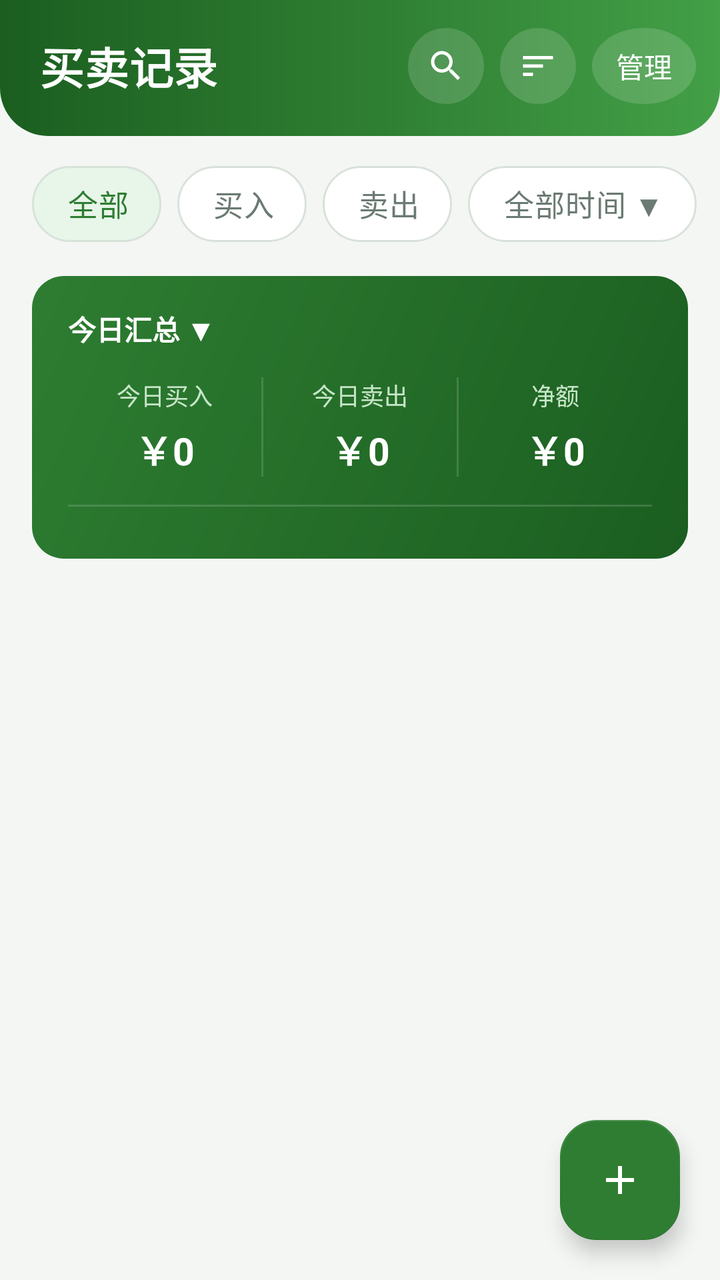
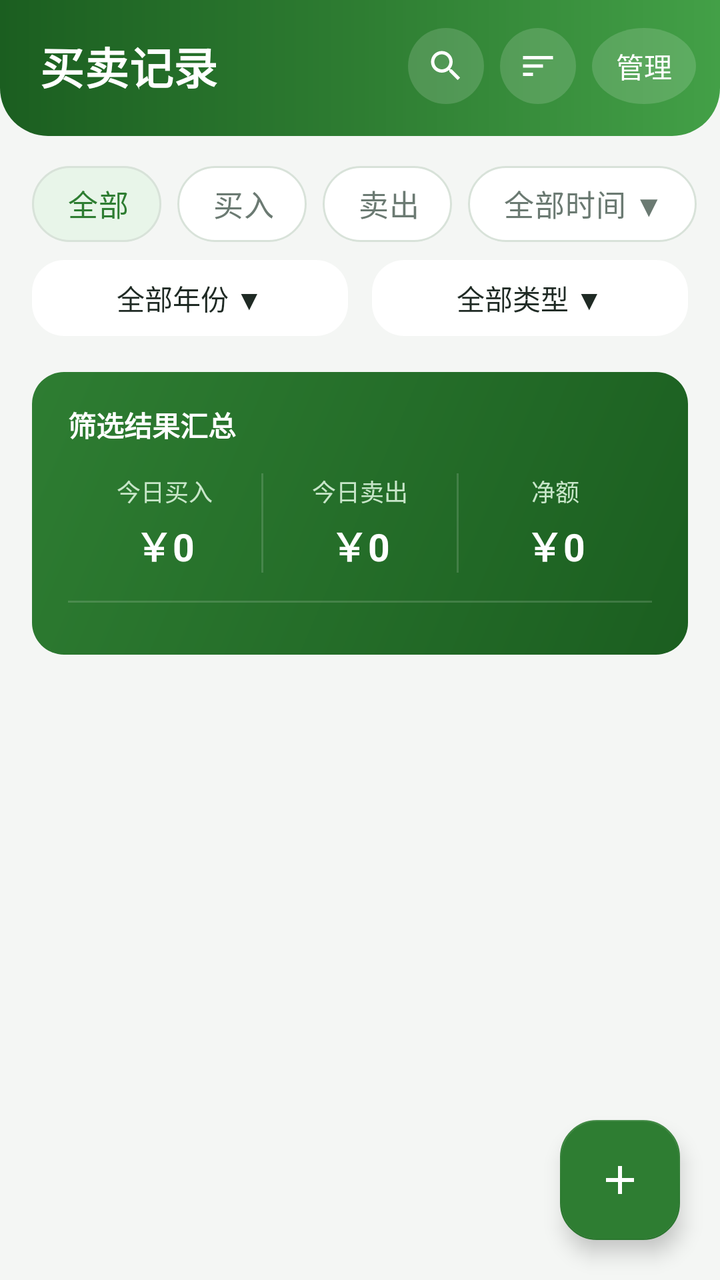

The first picture is an Android layout as it rendered before a commit; the second is the same layout after the commit. The layout source and the unified diff follow.
<!-- AndroidManifest.xml: application theme Theme.FarmTrade -->
<!-- res/layout/fragment_record_list.xml -->
<?xml version="1.0" encoding="utf-8"?>
<androidx.coordinatorlayout.widget.CoordinatorLayout
    xmlns:android="http://schemas.android.com/apk/res/android"
    xmlns:app="http://schemas.android.com/apk/res-auto"
    xmlns:tools="http://schemas.android.com/tools"
    android:layout_width="match_parent"
    android:layout_height="match_parent"
    android:background="@color/bg_page">

    <LinearLayout
        android:layout_width="match_parent"
        android:layout_height="match_parent"
        android:orientation="vertical">

        
        <LinearLayout
            android:layout_width="match_parent"
            android:layout_height="wrap_content"
            android:orientation="vertical"
            android:background="@drawable/bg_header"
            android:paddingStart="20dp"
            android:paddingEnd="12dp"
            android:paddingTop="14dp"
            android:paddingBottom="16dp">

            <LinearLayout
                android:layout_width="match_parent"
                android:layout_height="wrap_content"
                android:orientation="horizontal"
                android:gravity="center_vertical">

                <TextView
                    android:layout_width="0dp"
                    android:layout_height="wrap_content"
                    android:layout_weight="1"
                    android:text="买卖记录"
                    android:textColor="@color/white"
                    android:textSize="22sp"
                    android:textStyle="bold"
                    android:letterSpacing="0.01" />

                <ImageView
                    android:id="@+id/ivSearch"
                    android:layout_width="38dp"
                    android:layout_height="38dp"
                    android:padding="9dp"
                    android:src="@drawable/ic_search"
                    android:contentDescription="搜索"
                    android:background="@drawable/bg_header_icon"
                    android:clickable="true"
                    android:focusable="true"
                    app:tint="@color/white" />

                <ImageView
                    android:id="@+id/ivSort"
                    android:layout_width="38dp"
                    android:layout_height="38dp"
                    android:layout_marginStart="8dp"
                    android:padding="9dp"
                    android:src="@drawable/ic_sort"
                    android:contentDescription="排序"
                    android:background="@drawable/bg_header_icon"
                    android:clickable="true"
                    android:focusable="true"
                    app:tint="@color/white" />

                <TextView
                    android:id="@+id/btnBatchManage"
                    android:layout_width="wrap_content"
                    android:layout_height="38dp"
                    android:layout_marginStart="8dp"
                    android:text="管理"
                    android:textColor="@color/white"
                    android:textSize="14sp"
                    android:gravity="center"
                    android:paddingStart="12dp"
                    android:paddingEnd="12dp"
                    android:background="@drawable/bg_header_icon"
                    android:clickable="true"
                    android:focusable="true" />
            </LinearLayout>

            
            <LinearLayout
                android:layout_width="match_parent"
                android:layout_height="wrap_content"
                android:orientation="horizontal"
                android:gravity="center_vertical">

                <TextView
                    android:id="@+id/tvSelectedCount"
                    android:layout_width="wrap_content"
                    android:layout_height="wrap_content"
                    android:layout_marginTop="12dp"
                    android:textColor="@color/white"
                    android:textSize="14sp"
                    android:textStyle="bold"
                    android:visibility="gone" />

                <View
                    android:layout_width="0dp"
                    android:layout_height="0dp"
                    android:layout_weight="1" />

                <TextView
                    android:id="@+id/btnSelectAll"
                    android:layout_width="wrap_content"
                    android:layout_height="32dp"
                    android:layout_marginTop="8dp"
                    android:text="全选"
                    android:textColor="@color/white"
                    android:textSize="14sp"
                    android:gravity="center"
                    android:paddingStart="12dp"
                    android:paddingEnd="12dp"
                    android:background="@drawable/bg_header_icon"
                    android:clickable="true"
                    android:focusable="true"
                    android:visibility="gone" />

                <TextView
                    android:id="@+id/btnBatchDelete"
                    android:layout_width="wrap_content"
                    android:layout_height="32dp"
                    android:layout_marginStart="8dp"
                    android:layout_marginTop="8dp"
                    android:text="批量删除"
                    android:textColor="#FFCDD2"
                    android:textSize="14sp"
                    android:gravity="center"
                    android:paddingStart="12dp"
                    android:paddingEnd="12dp"
                    android:background="@drawable/bg_header_icon"
                    android:clickable="true"
                    android:focusable="true"
                    android:visibility="gone" />
            </LinearLayout>
        </LinearLayout>

        
        <HorizontalScrollView
            android:layout_width="match_parent"
            android:layout_height="wrap_content"
            android:scrollbars="none"
            android:background="@color/bg_page"
            android:paddingTop="10dp"
            android:paddingBottom="2dp">

            <com.google.android.material.chip.ChipGroup
                android:id="@+id/chipGroupFilter"
                android:layout_width="wrap_content"
                android:layout_height="wrap_content"
                android:paddingStart="16dp"
                android:paddingEnd="16dp"
                app:chipSpacingHorizontal="8dp"
                app:selectionRequired="true"
                app:singleSelection="true">

                <com.google.android.material.chip.Chip
                    android:id="@+id/chipAll"
                    style="@style/Widget.FarmTrade.Chip"
                    android:layout_width="wrap_content"
                    android:layout_height="wrap_content"
                    android:checked="true"
                    android:text="全部" />

                <com.google.android.material.chip.Chip
                    android:id="@+id/chipBuy"
                    style="@style/Widget.FarmTrade.Chip"
                    android:layout_width="wrap_content"
                    android:layout_height="wrap_content"
                    android:text="买入" />

                <com.google.android.material.chip.Chip
                    android:id="@+id/chipSell"
                    style="@style/Widget.FarmTrade.Chip"
                    android:layout_width="wrap_content"
                    android:layout_height="wrap_content"
                    android:text="卖出" />

                <com.google.android.material.chip.Chip
                    android:id="@+id/chipDateFilter"
                    style="@style/Widget.FarmTrade.Chip"
                    android:layout_width="wrap_content"
                    android:layout_height="wrap_content"
                    android:checkable="false"
                    android:text="全部时间 ▼" />
            </com.google.android.material.chip.ChipGroup>
        </HorizontalScrollView>

        
        <LinearLayout
            android:layout_width="match_parent"
            android:layout_height="wrap_content"
            android:layout_marginStart="16dp"
            android:layout_marginEnd="16dp"
            android:layout_marginTop="10dp"
            android:orientation="vertical"
            android:background="@drawable/bg_summary_gradient"
            android:paddingStart="18dp"
            android:paddingEnd="18dp"
            android:paddingTop="14dp"
            android:paddingBottom="16dp">

            <TextView
                android:id="@+id/tvSummaryTitle"
                android:layout_width="wrap_content"
                android:layout_height="wrap_content"
                android:text="今日汇总 ▼"
                android:textColor="@color/white"
                android:textSize="14sp"
                android:textStyle="bold"
                android:paddingTop="2dp"
                android:paddingBottom="2dp"
                android:clickable="true"
                android:focusable="true"
                android:foreground="?attr/selectableItemBackgroundBorderless" />

            <LinearLayout
                android:layout_width="match_parent"
                android:layout_height="wrap_content"
                android:orientation="horizontal"
                android:layout_marginTop="12dp"
                android:weightSum="3">

                <LinearLayout
                    android:layout_width="0dp"
                    android:layout_height="wrap_content"
                    android:layout_weight="1"
                    android:orientation="vertical"
                    android:gravity="center_horizontal">

                    <TextView
                        android:id="@+id/tvBuyLabel"
                        android:layout_width="wrap_content"
                        android:layout_height="wrap_content"
                        android:text="今日买入"
                        android:textColor="#C8E6C9"
                        android:textSize="12sp" />

                    <TextView
                        android:id="@+id/tvTodayBuy"
                        android:layout_width="wrap_content"
                        android:layout_height="wrap_content"
                        android:text="￥0"
                        android:textColor="@color/white"
                        android:textSize="19sp"
                        android:textStyle="bold"
                        android:layout_marginTop="4dp" />
                </LinearLayout>

                <View
                    android:layout_width="1dp"
                    android:layout_height="match_parent"
                    android:background="#26FFFFFF" />

                <LinearLayout
                    android:layout_width="0dp"
                    android:layout_height="wrap_content"
                    android:layout_weight="1"
                    android:orientation="vertical"
                    android:gravity="center_horizontal">

                    <TextView
                        android:id="@+id/tvSellLabel"
                        android:layout_width="wrap_content"
                        android:layout_height="wrap_content"
                        android:text="今日卖出"
                        android:textColor="#C8E6C9"
                        android:textSize="12sp" />

                    <TextView
                        android:id="@+id/tvTodaySell"
                        android:layout_width="wrap_content"
                        android:layout_height="wrap_content"
                        android:text="￥0"
                        android:textColor="@color/white"
                        android:textSize="19sp"
                        android:textStyle="bold"
                        android:layout_marginTop="4dp" />
                </LinearLayout>

                <View
                    android:layout_width="1dp"
                    android:layout_height="match_parent"
                    android:background="#26FFFFFF" />

                <LinearLayout
                    android:layout_width="0dp"
                    android:layout_height="wrap_content"
                    android:layout_weight="1"
                    android:orientation="vertical"
                    android:gravity="center_horizontal">

                    <TextView
                        android:id="@+id/tvNetLabel"
                        android:layout_width="wrap_content"
                        android:layout_height="wrap_content"
                        android:text="净额"
                        android:textColor="#C8E6C9"
                        android:textSize="12sp" />

                    <TextView
                        android:id="@+id/tvTodayNet"
                        android:layout_width="wrap_content"
                        android:layout_height="wrap_content"
                        android:text="￥0"
                        android:textColor="@color/white"
                        android:textSize="19sp"
                        android:textStyle="bold"
                        android:layout_marginTop="4dp" />
                </LinearLayout>
            </LinearLayout>

            
            <View
                android:layout_width="match_parent"
                android:layout_height="1dp"
                android:background="#26FFFFFF"
                android:layout_marginTop="14dp" />

            <HorizontalScrollView
                android:layout_width="match_parent"
                android:layout_height="wrap_content"
                android:layout_marginTop="10dp"
                android:scrollbars="none">

                <LinearLayout
                    android:id="@+id/llTypeSummary"
                    android:layout_width="wrap_content"
                    android:layout_height="wrap_content"
                    android:orientation="horizontal" />
            </HorizontalScrollView>
        </LinearLayout>

        
        <androidx.recyclerview.widget.RecyclerView
            android:id="@+id/rvRecordList"
            android:layout_width="match_parent"
            android:layout_height="0dp"
            android:layout_weight="1"
            android:clipToPadding="false"
            android:paddingTop="8dp"
            android:paddingBottom="96dp"
            android:scrollbars="none"
            tools:listitem="@layout/item_record" />
    </LinearLayout>

    
    <com.google.android.material.floatingactionbutton.FloatingActionButton
        android:id="@+id/fabAdd"
        android:layout_width="wrap_content"
        android:layout_height="wrap_content"
        android:layout_gravity="bottom|end"
        android:layout_marginEnd="20dp"
        android:layout_marginBottom="20dp"
        android:contentDescription="添加记录"
        android:src="@drawable/ic_add"
        app:backgroundTint="@color/green_primary"
        app:elevation="6dp"
        app:fabSize="normal"
        app:tint="@color/white" />

</androidx.coordinatorlayout.widget.CoordinatorLayout>
<!-- res/layout/item_record.xml (included above) -->
<?xml version="1.0" encoding="utf-8"?>
<com.google.android.material.card.MaterialCardView
    xmlns:android="http://schemas.android.com/apk/res/android"
    xmlns:app="http://schemas.android.com/apk/res-auto"
    android:layout_width="match_parent"
    android:layout_height="wrap_content"
    android:layout_marginStart="@dimen/page_margin"
    android:layout_marginEnd="@dimen/page_margin"
    android:layout_marginTop="5dp"
    android:layout_marginBottom="5dp"
    app:cardCornerRadius="@dimen/radius_m"
    app:cardElevation="1.5dp"
    app:cardUseCompatPadding="false"
    app:strokeColor="@color/divider"
    app:strokeWidth="1dp">

    <LinearLayout
        android:layout_width="match_parent"
        android:layout_height="wrap_content"
        android:orientation="vertical"
        android:paddingStart="16dp"
        android:paddingEnd="16dp"
        android:paddingTop="14dp"
        android:paddingBottom="14dp">

        
        <LinearLayout
            android:layout_width="match_parent"
            android:layout_height="wrap_content"
            android:orientation="horizontal"
            android:gravity="center_vertical">

            <CheckBox
                android:id="@+id/cbSelect"
                android:layout_width="wrap_content"
                android:layout_height="wrap_content"
                android:visibility="gone"
                android:contentDescription="选择此记录"
                android:paddingStart="0dp"
                android:paddingEnd="8dp"
                android:minWidth="0dp"
                android:minHeight="0dp" />

            <TextView
                android:id="@+id/tvTag"
                android:layout_width="wrap_content"
                android:layout_height="wrap_content"
                android:text="买入"
                android:textColor="@color/white"
                android:textSize="12sp"
                android:textStyle="bold"
                android:background="@drawable/bg_pill_buy"
                android:paddingStart="10dp"
                android:paddingEnd="10dp"
                android:paddingTop="3dp"
                android:paddingBottom="3dp" />

            <TextView
                android:id="@+id/tvDateTime"
                android:layout_width="0dp"
                android:layout_height="wrap_content"
                android:layout_weight="1"
                android:text="2026-09-01 10:30"
                android:textColor="@color/text_hint"
                android:textSize="12sp"
                android:layout_marginStart="10dp"
                android:maxLines="1"
                android:ellipsize="end" />

            <TextView
                android:id="@+id/tvSourceBadge"
                android:layout_width="wrap_content"
                android:layout_height="wrap_content"
                android:text="拍照"
                android:textColor="@color/blue_primary"
                android:textSize="11sp"
                android:background="@drawable/bg_pill_blue"
                android:paddingStart="8dp"
                android:paddingEnd="8dp"
                android:paddingTop="2dp"
                android:paddingBottom="2dp"
                android:visibility="gone" />
        </LinearLayout>

        
        <LinearLayout
            android:layout_width="match_parent"
            android:layout_height="wrap_content"
            android:orientation="horizontal"
            android:gravity="center_vertical"
            android:layout_marginTop="10dp">

            <TextView
                android:id="@+id/tvTypeName"
                android:layout_width="0dp"
                android:layout_height="wrap_content"
                android:layout_weight="1"
                android:text="小麦"
                android:textColor="@color/text_primary"
                android:textSize="19sp"
                android:textStyle="bold"
                android:maxLines="1"
                android:ellipsize="end" />

            <TextView
                android:id="@+id/tvTotalAmount"
                android:layout_width="wrap_content"
                android:layout_height="wrap_content"
                android:text="￥0.00"
                android:textColor="@color/green_primary"
                android:textSize="21sp"
                android:textStyle="bold"
                android:layout_marginStart="10dp" />
        </LinearLayout>

        
        <LinearLayout
            android:id="@+id/layoutWeight"
            android:layout_width="match_parent"
            android:layout_height="wrap_content"
            android:orientation="vertical"
            android:layout_marginTop="8dp">

            <LinearLayout
                android:layout_width="match_parent"
                android:layout_height="wrap_content"
                android:orientation="horizontal"
                android:gravity="center_vertical">

                <TextView
                    android:id="@+id/tvGrossWeight"
                    android:layout_width="wrap_content"
                    android:layout_height="wrap_content"
                    android:text="总重:0 公斤"
                    android:textColor="@color/text_secondary"
                    android:textSize="13sp"
                    android:maxLines="1" />

                <TextView
                    android:id="@+id/tvTareWeight"
                    android:layout_width="wrap_content"
                    android:layout_height="wrap_content"
                    android:layout_marginStart="18dp"
                    android:text="车重:0 公斤"
                    android:textColor="@color/text_secondary"
                    android:textSize="13sp"
                    android:maxLines="1" />
            </LinearLayout>

            <TextView
                android:id="@+id/tvNetWeight"
                android:layout_width="match_parent"
                android:layout_height="wrap_content"
                android:layout_marginTop="4dp"
                android:text="净重:0 斤"
                android:textColor="@color/green_primary"
                android:textSize="14sp"
                android:textStyle="bold"
                android:maxLines="1"
                android:ellipsize="end" />
        </LinearLayout>

        
        <LinearLayout
            android:id="@+id/layoutQuantity"
            android:layout_width="match_parent"
            android:layout_height="wrap_content"
            android:orientation="horizontal"
            android:gravity="center_vertical"
            android:layout_marginTop="8dp"
            android:visibility="gone">

            <TextView
                android:layout_width="wrap_content"
                android:layout_height="wrap_content"
                android:text="数量 "
                android:textColor="@color/text_secondary"
                android:textSize="13sp" />

            <TextView
                android:id="@+id/tvQuantity"
                android:layout_width="wrap_content"
                android:layout_height="wrap_content"
                android:text="0"
                android:textColor="@color/green_primary"
                android:textSize="13sp"
                android:textStyle="bold" />

            <TextView
                android:id="@+id/tvUnitName"
                android:layout_width="wrap_content"
                android:layout_height="wrap_content"
                android:text=" 袋"
                android:textColor="@color/text_secondary"
                android:textSize="13sp" />
        </LinearLayout>

        
        <TextView
            android:id="@+id/tvUnitPrice"
            android:layout_width="match_parent"
            android:layout_height="wrap_content"
            android:text="单价:0元/斤"
            android:textColor="@color/text_hint"
            android:textSize="12sp"
            android:layout_marginTop="6dp"
            android:maxLines="1"
            android:ellipsize="end" />
    </LinearLayout>
</com.google.android.material.card.MaterialCardView>
<!-- resources referenced by this layout -->
<resources>
  <color name="bg_page">#F4F6F4</color>
  <color name="blue_primary">#1565C0</color>
  <color name="divider">#EDF1ED</color>
  <color name="green_primary">#2E7D32</color>
  <color name="text_hint">#9AA8A0</color>
  <color name="text_primary">#1F2A24</color>
  <color name="text_secondary">#6B7A72</color>
  <color name="white">#FFFFFF</color>
  <dimen name="page_margin">16dp</dimen>
  <dimen name="radius_m">16dp</dimen>
  <!-- drawable bg_header_icon (drawable) -->
  <?xml version="1.0" encoding="utf-8"?>
  <shape xmlns:android="http://schemas.android.com/apk/res/android" android:shape="oval">
      <solid android:color="#26FFFFFF" />
  </shape>
  <!-- drawable bg_pill_blue (drawable) -->
  <?xml version="1.0" encoding="utf-8"?>
  <shape xmlns:android="http://schemas.android.com/apk/res/android" android:shape="rectangle">
      <solid android:color="@color/blue_surface" />
      <corners android:radius="@dimen/radius_s" />
  </shape>
  <!-- drawable bg_pill_buy (drawable) -->
  <?xml version="1.0" encoding="utf-8"?>
  <shape xmlns:android="http://schemas.android.com/apk/res/android" android:shape="rectangle">
      <solid android:color="@color/buy_surface" />
      <corners android:radius="@dimen/radius_s" />
  </shape>
  <color name="green_primary_dark">#1B5E20</color>
  <color name="green_primary_light">#43A047</color>
  <dimen name="radius_l">24dp</dimen>
  <color name="blue_surface">#E3F2FD</color>
  <dimen name="radius_s">10dp</dimen>
  <color name="buy_surface">#E8F5E9</color>
  <dimen name="radius_pill">999dp</dimen>
  <color name="chip_stroke">#D8E2D9</color>
  <color name="orange_primary">#EF6C00</color>
  <color name="danger">#D32F2F</color>
  <color name="surface">#FFFFFF</color>
  <style name="ThemeOverlay.FarmTrade.BottomSheetDialog" parent="ThemeOverlay.MaterialComponents.BottomSheetDialog">
          <item name="bottomSheetStyle">@style/Widget.FarmTrade.BottomSheet</item>
          <item name="android:windowIsFloating">false</item>
          <item name="android:statusBarColor">@android:color/transparent</item>
      </style>
  <style name="ThemeOverlay.FarmTrade.Dialog" parent="ThemeOverlay.MaterialComponents.MaterialAlertDialog">
          <item name="shapeAppearanceOverlay">@style/ShapeAppearanceOverlay.FarmTrade.Dialog</item>
      </style>
  <color name="border">#E4EAE5</color>
  <style name="Text.BottomNav.Active" parent="TextAppearance.AppCompat">
          <item name="android:textSize">11sp</item>
          <item name="android:textStyle">bold</item>
          <item name="android:textColor">@color/green_primary</item>
      </style>
  <style name="Text.BottomNav" parent="TextAppearance.AppCompat">
          <item name="android:textSize">11sp</item>
          <item name="android:textColor">@color/text_hint</item>
      </style>
  <style name="ShapeAppearanceOverlay.FarmTrade.Fab" parent="">
          <item name="cornerFamily">rounded</item>
          <item name="cornerSize">18dp</item>
      </style>
  <style name="Widget.FarmTrade.BottomSheet" parent="Widget.MaterialComponents.BottomSheet.Modal">
          <item name="android:background">@drawable/bg_bottom_sheet</item>
      </style>
  <style name="ShapeAppearanceOverlay.FarmTrade.Dialog" parent="">
          <item name="cornerFamily">rounded</item>
          <item name="cornerSize">24dp</item>
      </style>
  <!-- drawable bg_bottom_sheet (drawable) -->
  <?xml version="1.0" encoding="utf-8"?>
  <shape xmlns:android="http://schemas.android.com/apk/res/android" android:shape="rectangle">
      <solid android:color="@color/surface" />
      <corners
          android:topLeftRadius="@dimen/radius_l"
          android:topRightRadius="@dimen/radius_l" />
  </shape>
  <!-- unchanged entries left out for length: 14 -->
</resources>

<!-- the commit's change to res/layout/fragment_record_list.xml (unified diff, before → after) -->
@@ -192,6 +192,47 @@
         <LinearLayout
             android:layout_width="match_parent"
             android:layout_height="wrap_content"
+            android:orientation="horizontal"
+            android:gravity="center_vertical"
+            android:background="@color/bg_page"
+            android:paddingStart="16dp"
+            android:paddingEnd="16dp"
+            android:paddingTop="2dp"
+            android:paddingBottom="8dp">
+
+            <TextView
+                android:id="@+id/btnYearFilter"
+                android:layout_width="0dp"
+                android:layout_height="38dp"
+                android:layout_weight="1"
+                android:layout_marginEnd="6dp"
+                android:text="全部年份 ▼"
+                android:textColor="@color/text_primary"
+                android:textSize="14sp"
+                android:gravity="center"
+                android:background="@drawable/bg_card"
+                android:clickable="true"
+                android:focusable="true" />
+
+            <TextView
+                android:id="@+id/btnTypeFilter"
+                android:layout_width="0dp"
+                android:layout_height="38dp"
+                android:layout_weight="1"
+                android:layout_marginStart="6dp"
+                android:text="全部类型 ▼"
+                android:textColor="@color/text_primary"
+                android:textSize="14sp"
+                android:gravity="center"
+                android:background="@drawable/bg_card"
+                android:clickable="true"
+                android:focusable="true" />
+        </LinearLayout>
+
+        
+        <LinearLayout
+            android:layout_width="match_parent"
+            android:layout_height="wrap_content"
             android:layout_marginStart="16dp"
             android:layout_marginEnd="16dp"
             android:layout_marginTop="10dp"
@@ -206,7 +247,7 @@
                 android:id="@+id/tvSummaryTitle"
                 android:layout_width="wrap_content"
                 android:layout_height="wrap_content"
-                android:text="今日汇总 ▼"
+                android:text="筛选结果汇总"
                 android:textColor="@color/white"
                 android:textSize="14sp"
                 android:textStyle="bold"
<!-- resource entries referenced after the edit -->
@@ -10,6 +10,12 @@
   <color name="white">#FFFFFF</color>
   <dimen name="page_margin">16dp</dimen>
   <dimen name="radius_m">16dp</dimen>
+  <!-- drawable bg_card (drawable) -->
+  <?xml version="1.0" encoding="utf-8"?>
+  <shape xmlns:android="http://schemas.android.com/apk/res/android" android:shape="rectangle">
+      <solid android:color="@color/surface" />
+      <corners android:radius="@dimen/radius_m" />
+  </shape>
   <!-- drawable bg_header_icon (drawable) -->
   <?xml version="1.0" encoding="utf-8"?>
   <shape xmlns:android="http://schemas.android.com/apk/res/android" android:shape="oval">
